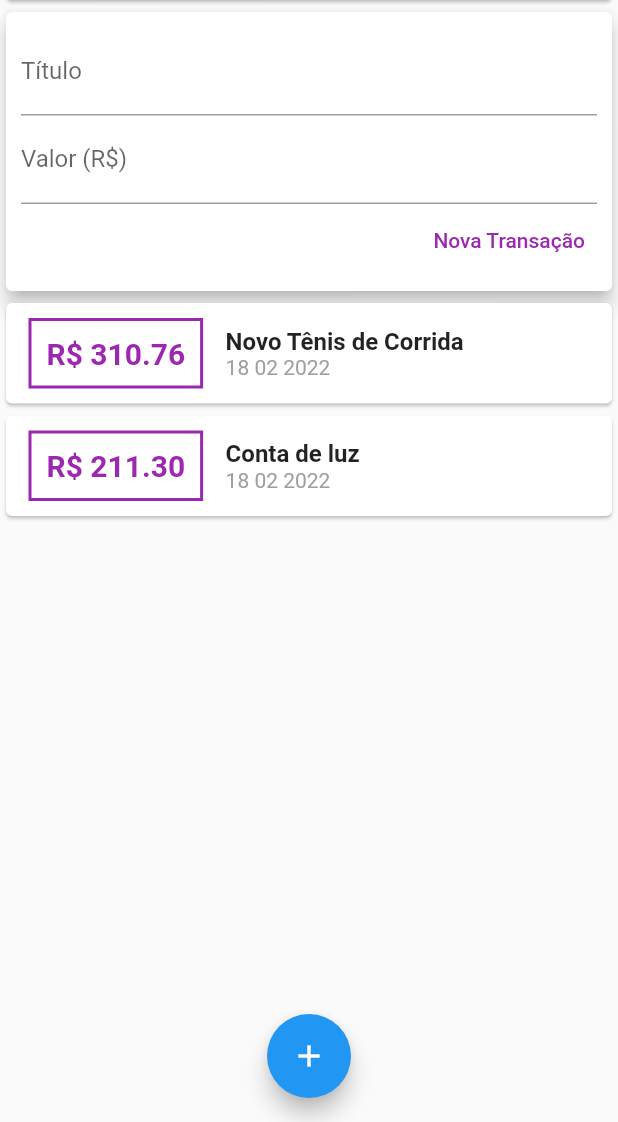
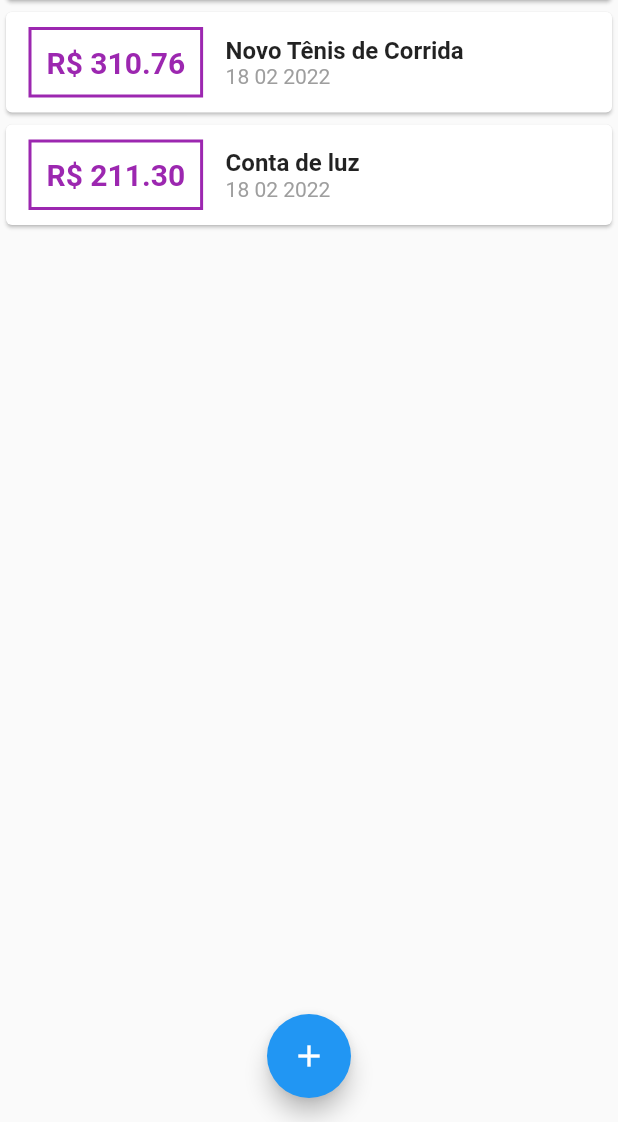
Before and after one commit to jucesargois/expenses, a Flutter app: the screen it shows after launch, on a phone screen of 412 x 824 dp, the part 114-1236 px from its top. Run offline on Flutter 3.47's test engine with Material 2 defaults, Android fonts, the phone set to English and light mode, and no system bars.

Commit message:
Pop Navigator inserted for modal and column that contained transactionform and transactionlist removed

```diff
--- a/lib/main.dart
+++ b/lib/main.dart
@@ -54,6 +54,7 @@ class _MyHomePageState extends State<MyHomePage> {
     setState(() {
       _transactions.add(newTransaction);
     });
+    Navigator.of(context).pop();
   }
 
   _openTransactionFormModal(BuildContext contex) {
@@ -86,17 +87,12 @@ class _MyHomePageState extends State<MyHomePage> {
                 child: Text('Gráfico'),
               ),
             ),
-            Column(
-              children: [
-                TransactionForm(_addTransaction),
-                TransactionList(transactions: _transactions),
-              ],
-            )
+            TransactionList(transactions: _transactions),
           ],
         ),
       ),
       floatingActionButton: FloatingActionButton(
-onPressed: () => _openTransactionFormModal(context),
+        onPressed: () => _openTransactionFormModal(context),
         child: Icon(Icons.add),
       ),
       floatingActionButtonLocation: FloatingActionButtonLocation.centerFloat,
```
